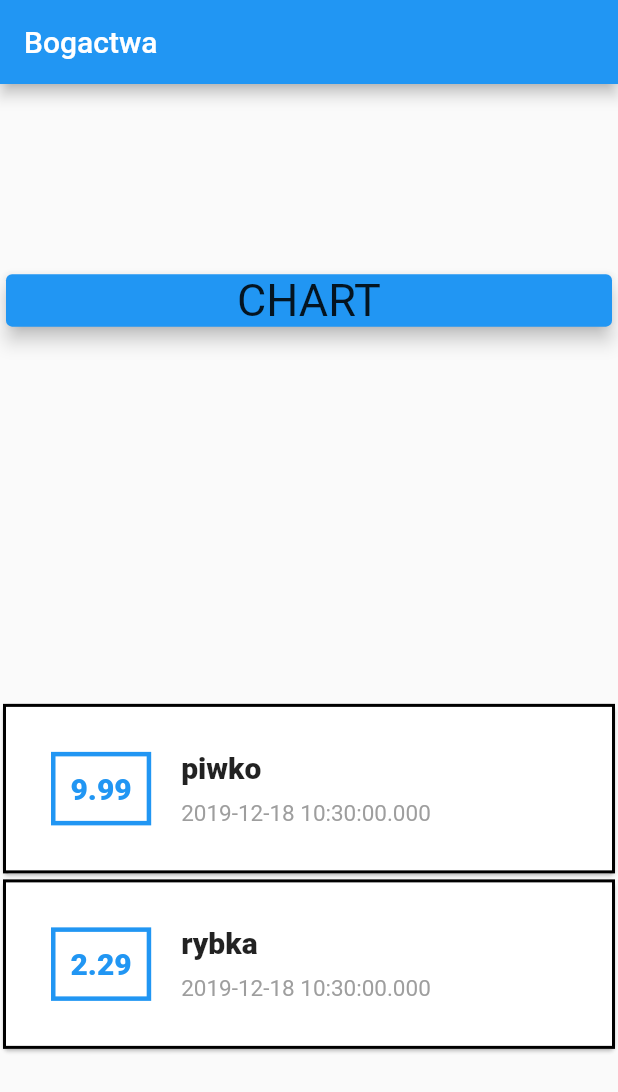
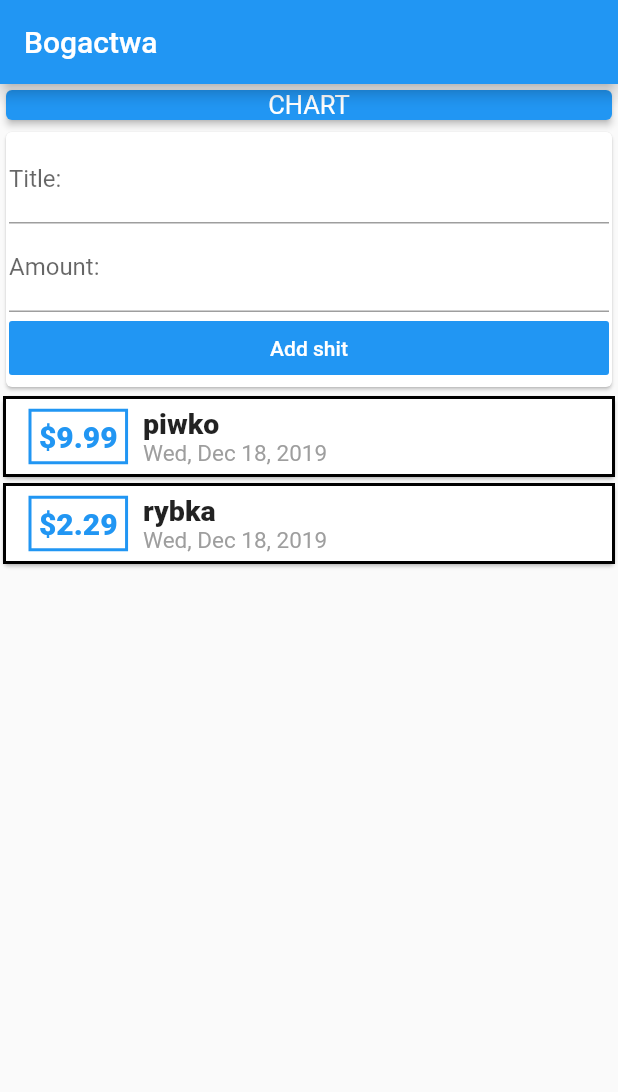
Before and after one commit to hide85x/BogactwoMobileApp, a Flutter app: the screen it shows after launch, on a phone screen of 412 x 824 dp. Shown: the top 1092 px of the screen. Run offline on Flutter 3.47's test engine with Material 2 defaults, Android fonts, the phone set to English and light mode, and no system bars.

Commit message:
added tet areas and button

```diff
--- a/lib/main.dart
+++ b/lib/main.dart
@@ -1,5 +1,6 @@
 import 'package:flutter/material.dart';
 import './transaction.dart'; // importuje wszystkie NIE PRYWATNE propsy
+import 'package:intl/intl.dart';
 
 void main() => runApp(MyApp());
 
@@ -28,6 +29,10 @@ class MyHomePage extends StatelessWidget {
       date: DateTime.now(),
     )
   ];
+
+  // String titleInput;
+  // String amountInput;
+
   @override
   Widget build(BuildContext context) {
     return Scaffold(
@@ -35,7 +40,7 @@ class MyHomePage extends StatelessWidget {
         title: Text("Bogactwa"),
       ),
       body: Column(
-        mainAxisAlignment: MainAxisAlignment.spaceAround,
+        // mainAxisAlignment: MainAxisAlignment.spaceBetween,
         crossAxisAlignment: CrossAxisAlignment.center,
         // domyslnie w columnie bedzie center, to troche jak flex
         children: <Widget>[
@@ -48,9 +53,42 @@ class MyHomePage extends StatelessWidget {
             width: double.infinity,
             child: Card(
               child: Text("CHART",
-                  style: TextStyle(fontSize: 30), textAlign: TextAlign.center),
+                  style: TextStyle(color: Colors.white, fontSize: 17),
+                  textAlign: TextAlign.center),
               color: Colors.blue,
-              elevation: 5,
+              elevation: 2,
+            ),
+          ),
+          Card(
+            elevation: 1,
+            child: Container(
+              padding: EdgeInsets.all(2),
+              child: Column(
+                crossAxisAlignment: CrossAxisAlignment.stretch,
+                children: <Widget>[
+                  TextField(
+                    decoration: InputDecoration(labelText: "Title:"),
+                    // onChanged: (val) => {
+                    //   titleInput = val,
+                    // },
+                  ),
+                  TextField(
+                    decoration: InputDecoration(labelText: "Amount:"),
+                    // onChanged: (val) => {
+                    //   amountInput = val,
+                    // },
+                  ),
+                  FlatButton(
+                    color: Colors.blue,
+                    child: Text("Add shit"),
+                    textColor: Colors.white,
+                    onPressed: () {
+                      print(titleInput);
+                      print(amountInput);
+                    },
+                  )
+                ],
+              ),
             ),
           ),
           Column(
@@ -58,20 +96,20 @@ class MyHomePage extends StatelessWidget {
               return Card(
                 margin: EdgeInsets.all(2),
                 child: Container(
-                   decoration: BoxDecoration(
-                            border: Border.all(color: Colors.black, width: 2),
-                            color: Colors.white),
-                   padding: EdgeInsets.all(10),
+                  decoration: BoxDecoration(
+                      border: Border.all(color: Colors.black, width: 2),
+                      color: Colors.white),
+                  padding: EdgeInsets.all(5),
                   child: Row(
                     children: <Widget>[
                       Container(
-                        padding: EdgeInsets.all(10),
+                        padding: EdgeInsets.all(5),
                         margin:
-                            EdgeInsets.symmetric(vertical: 20, horizontal: 20),
+                            EdgeInsets.symmetric(vertical: 1, horizontal: 10),
                         decoration: BoxDecoration(
-                            border: Border.all(color: Colors.blue, width: 3),
+                            border: Border.all(color: Colors.blue, width: 2),
                             color: Colors.white),
-                        child: Text(tx.amount.toString(),
+                        child: Text('\$${tx.amount}', //tx.amount.toString(),
                             style: TextStyle(
                                 fontWeight: FontWeight.w800,
                                 fontSize: 20,
@@ -82,15 +120,13 @@ class MyHomePage extends StatelessWidget {
                         crossAxisAlignment: CrossAxisAlignment.start,
                         children: <Widget>[
                           Container(
-                            padding: EdgeInsets.only(bottom: 10),
                             child: Text(tx.title,
                                 style: TextStyle(
-                                  fontSize: 20,
-                                  fontWeight: FontWeight.w800
-                                )),
+                                    fontSize: 19, fontWeight: FontWeight.w800)),
                           ),
-                          Text(tx.date.toString(),
-                              style: TextStyle(fontSize: 15, color: Colors.grey))
+                          Text(DateFormat.yMMMEd().format(tx.date),
+                              style:
+                                  TextStyle(fontSize: 15, color: Colors.grey))
                         ],
                       )
                     ],
--- a/pubspec.yaml
+++ b/pubspec.yaml
@@ -17,6 +17,7 @@ environment:
   sdk: ">=2.1.0 <3.0.0"
 
 dependencies:
+  intl: ^0.16.0
   flutter:
     sdk: flutter
 
```
Also changed, not shown: pubspec.lock.
